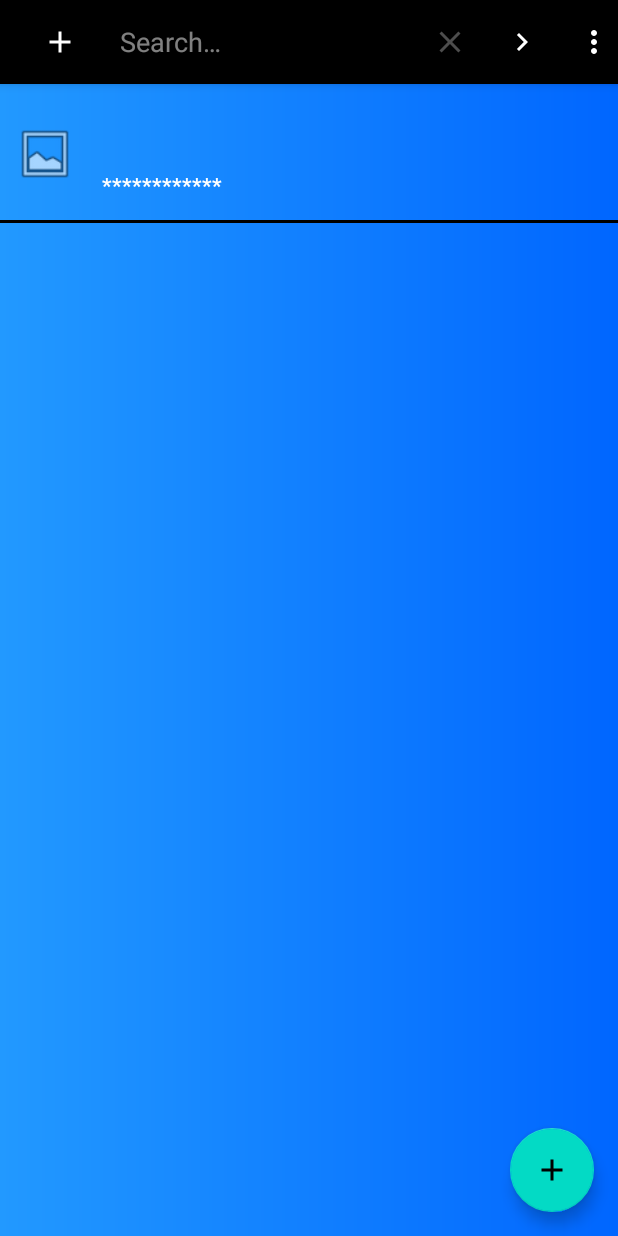
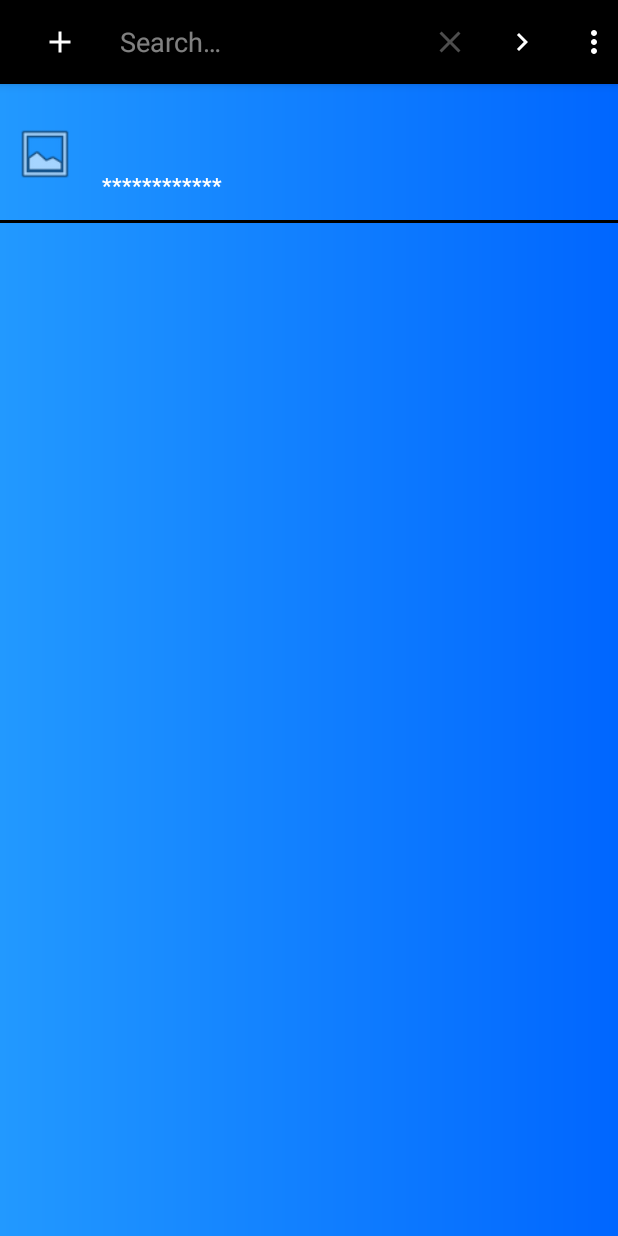
Before and after one commit to CS4750-Group-PasswordManager-App/PasswordManager, an Android app: the screen it shows after launch (MainActivity), after a tap on "Search", on a phone screen of 412 x 824 dp. Run offline under Robolectric (Android 15) with nearby library versions, the phone set to English and light mode, and no system bars; our stand-ins replace Room's generated code; 2 other taps on this screen came first.

Commit message:
Removed Floating Action Button and Reverted to Previous Code

```diff
--- a/app/src/main/res/layout/fragment_password_list.xml
+++ b/app/src/main/res/layout/fragment_password_list.xml
@@ -1,30 +1,7 @@
 <?xml version="1.0" encoding="utf-8"?>
-
-<androidx.constraintlayout.widget.ConstraintLayout
+<androidx.recyclerview.widget.RecyclerView
     xmlns:android="http://schemas.android.com/apk/res/android"
-    xmlns:app="http://schemas.android.com/apk/res-auto"
-    xmlns:tools="http://schemas.android.com/tools"
+    android:id="@+id/password_recycler_view"
     android:layout_width="match_parent"
     android:layout_height="match_parent"
-    android:orientation="vertical">
-
-
-    <com.google.android.material.floatingactionbutton.FloatingActionButton
-        android:layout_width="wrap_content"
-        android:layout_height="wrap_content"
-        android:layout_gravity="end|bottom"
-        android:layout_margin="16dp"
-        android:src="@drawable/ic_menu_add_white"
-        app:layout_constraintBottom_toBottomOf="parent"
-        app:layout_constraintEnd_toEndOf="parent" />
-
-    <androidx.recyclerview.widget.RecyclerView
-        android:id="@+id/password_recycler_view"
-        android:layout_width="match_parent"
-        android:layout_height="match_parent"
-        android:background="@drawable/blue_gradient_background"
-        tools:layout_editor_absoluteX="158dp"
-        tools:layout_editor_absoluteY="242dp" />
-
-
-</androidx.constraintlayout.widget.ConstraintLayout>
+    android:background="@drawable/blue_gradient_background"/>
```
